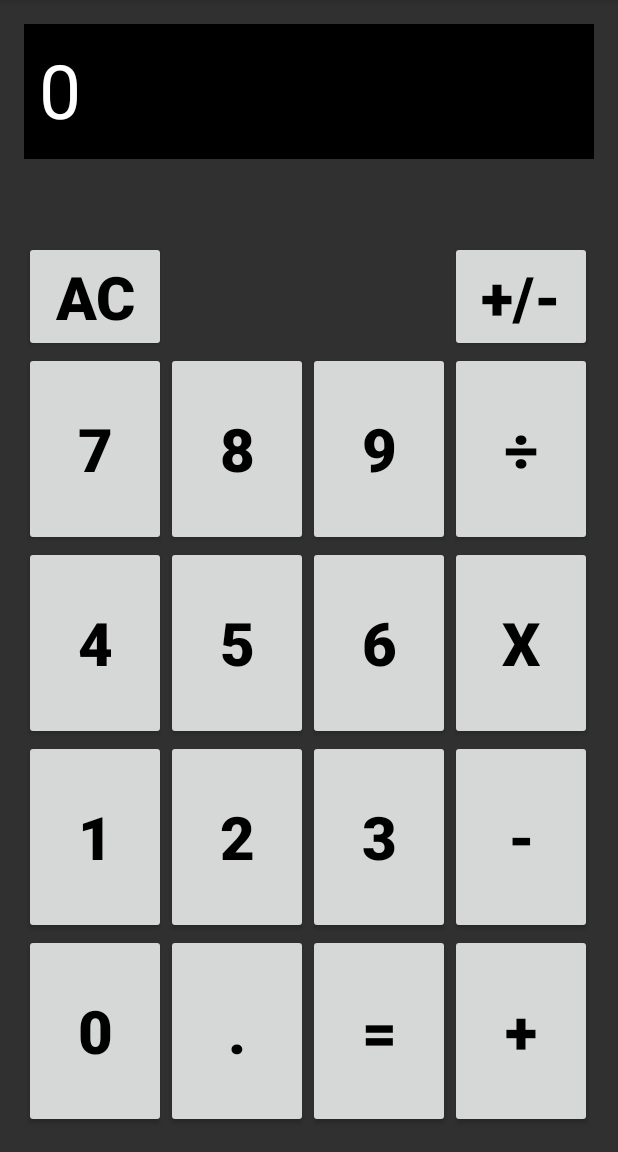
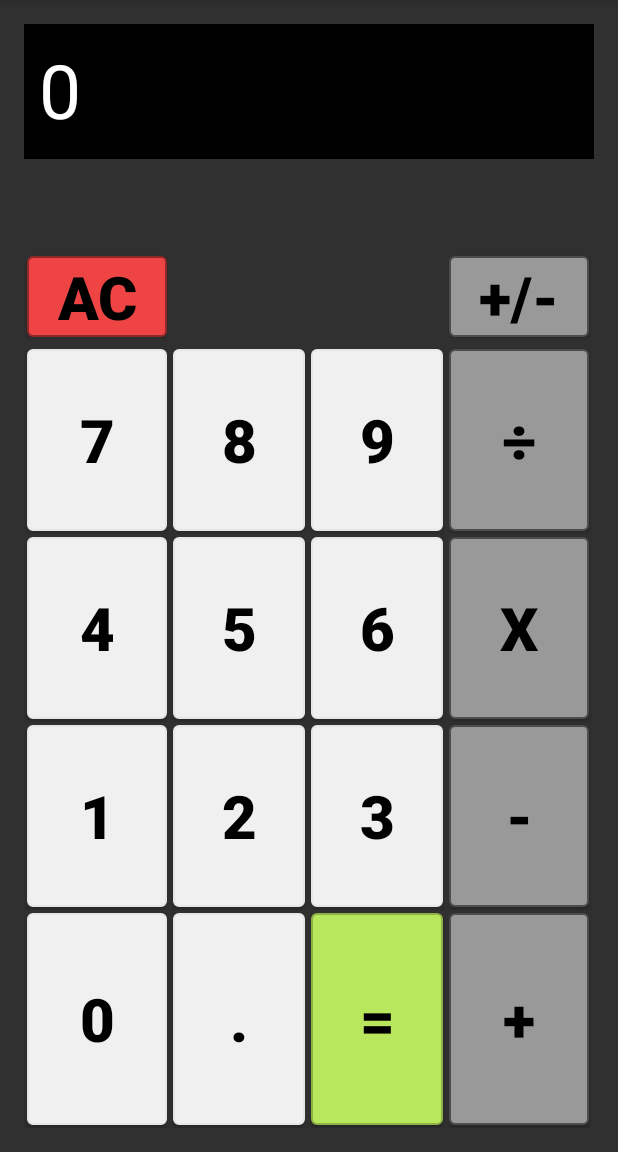
Before and after one commit to alexandergknoll/calc-pro, an Android app: the screen it shows after launch (MainActivity), on a phone screen of 412 x 824 dp, the part 84-1236 px from its top. Run offline under Robolectric (Android 15) with nearby library versions, the phone set to English and light mode, and no system bars.

Commit message:
update button styles for improved device compatibility
update button formatting

```diff
--- a/app/build.gradle
+++ b/app/build.gradle
@@ -8,8 +8,8 @@ android {
         applicationId "alexandergknoll.com.calcpro"
         minSdkVersion 14
         targetSdkVersion 22
-        versionCode 1
-        versionName "1.0"
+        versionCode 3
+        versionName "1.02"
     }
     buildTypes {
         release {
--- a/app/src/main/java/alexandergknoll/com/calcpro/MainActivity.java
+++ b/app/src/main/java/alexandergknoll/com/calcpro/MainActivity.java
@@ -34,7 +34,7 @@ public class MainActivity extends ActionBarActivity {
     public void calcPressNum (View v) {
         CharSequence firstVal = view.getText();
         CharSequence secondVal = ((Button)v).getText();
-        if (operatorPressed == true || (firstVal.toString().equals("0"))) {
+        if (operatorPressed || (firstVal.toString().equals("0"))) {
             view.setText(secondVal.toString());
             operatorPressed = false;
         } else if (!(secondVal.toString().equals("0") && (firstVal.toString().equals("0")))) {
@@ -45,7 +45,7 @@ public class MainActivity extends ActionBarActivity {
 
     public void calcPressDecimal (View v) {
         CharSequence currentVal = view.getText();
-        if (operatorPressed == true) {
+        if (operatorPressed) {
             view.setText("0.");
         } else if (!currentVal.toString().contains(".")) {
             view.setText(currentVal.toString().concat("."));
--- /dev/null
+++ b/app/src/main/res/drawable/gray_button.xml
@@ -0,0 +1,25 @@
+<?xml version="1.0" encoding="utf-8" ?>
+<selector xmlns:android="http://schemas.android.com/apk/res/android">
+    <item android:state_pressed="true" >
+        <shape>
+            <solid
+                android:color="#C2C2C2" />
+            <stroke
+                android:width="1dp"
+                android:color="#4D4D4D" />
+            <corners
+                android:radius="3dp" />
+        </shape>
+    </item>
+    <item>
+        <shape>
+            <solid
+                android:color="#999999" />
+            <stroke
+                android:width="1dp"
+                android:color="#4D4D4D" />
+            <corners
+                android:radius="3dp" />
+        </shape>
+    </item>
+</selector>
--- /dev/null
+++ b/app/src/main/res/drawable/green_button.xml
@@ -0,0 +1,35 @@
+<?xml version="1.0" encoding="utf-8" ?>
+<selector xmlns:android="http://schemas.android.com/apk/res/android">
+    <item android:state_pressed="true" >
+        <shape>
+            <solid
+                android:color="#E6FFB2" />
+            <stroke
+                android:width="1dp"
+                android:color="#8FB247" />
+            <corners
+                android:radius="3dp" />
+            <padding
+                android:left="10dp"
+                android:top="10dp"
+                android:right="10dp"
+                android:bottom="10dp" />
+        </shape>
+    </item>
+    <item>
+        <shape>
+            <solid
+                android:color="#B8E65C" />
+            <stroke
+                android:width="1dp"
+                android:color="#8FB247" />
+            <corners
+                android:radius="3dp" />
+            <padding
+                android:left="10dp"
+                android:top="10dp"
+                android:right="10dp"
+                android:bottom="10dp" />
+        </shape>
+    </item>
+</selector>
--- /dev/null
+++ b/app/src/main/res/drawable/red_button.xml
@@ -0,0 +1,25 @@
+<?xml version="1.0" encoding="utf-8" ?>
+<selector xmlns:android="http://schemas.android.com/apk/res/android">
+    <item android:state_pressed="true" >
+        <shape>
+            <solid
+                android:color="#F58F8F" />
+            <stroke
+                android:width="1dp"
+                android:color="#8F2929" />
+            <corners
+                android:radius="3dp" />
+        </shape>
+    </item>
+    <item>
+        <shape>
+            <solid
+                android:color="#ef4444" />
+            <stroke
+                android:width="1dp"
+                android:color="#8F2929" />
+            <corners
+                android:radius="3dp" />
+        </shape>
+    </item>
+</selector>
--- /dev/null
+++ b/app/src/main/res/drawable/white_button.xml
@@ -0,0 +1,25 @@
+<?xml version="1.0" encoding="utf-8" ?>
+<selector xmlns:android="http://schemas.android.com/apk/res/android">
+    <item android:state_pressed="true" >
+        <shape>
+            <solid
+                android:color="#FFFFFF" />
+            <stroke
+                android:width="1dp"
+                android:color="#E6E6E6" />
+            <corners
+                android:radius="3dp" />
+        </shape>
+    </item>
+    <item>
+        <shape>
+            <solid
+                android:color="#F0F0F0" />
+            <stroke
+                android:width="1dp"
+                android:color="#E6E6E6" />
+            <corners
+                android:radius="3dp" />
+        </shape>
+    </item>
+</selector>
--- a/app/src/main/res/layout/activity_main.xml
+++ b/app/src/main/res/layout/activity_main.xml
@@ -32,6 +32,8 @@
             android:layout_width="fill_parent">
 
             <Button
+                style="?android:attr/buttonStyleSmall"
+                android:background="@drawable/red_button"
                 android:layout_height="wrap_content"
                 android:layout_column="0"
                 android:text="@string/ac_button"
@@ -41,9 +43,12 @@
                 android:textColor="#ff000000"
                 android:textStyle="bold"
                 android:clickable="true"
-                android:onClick="calcPressAC" />
+                android:onClick="calcPressAC"
+                android:layout_margin="2dp" />
 
             <Button
+                style="?android:attr/buttonStyleSmall"
+                android:background="@drawable/gray_button"
                 android:layout_height="wrap_content"
                 android:layout_column="3"
                 android:text="@string/negate_button"
@@ -53,7 +58,8 @@
                 android:textColor="#ff000000"
                 android:textStyle="bold"
                 android:clickable="true"
-                android:onClick="calcPressNegate" />
+                android:onClick="calcPressNegate"
+                android:layout_margin="2dp" />
 
         </TableRow>
 
@@ -63,6 +69,8 @@
             android:layout_width="fill_parent">
 
             <Button
+                style="?android:attr/buttonStyleSmall"
+                android:background="@drawable/white_button"
                 android:id="@+id/calc7"
                 android:layout_height="match_parent"
                 android:layout_column="0"
@@ -72,9 +80,12 @@
                 android:textColor="#ff000000"
                 android:textStyle="bold"
                 android:clickable="true"
-                android:onClick="calcPressNum" />
+                android:onClick="calcPressNum"
+                android:layout_margin="2dp" />
 
             <Button
+                style="?android:attr/buttonStyleSmall"
+                android:background="@drawable/white_button"
                 android:id="@+id/calc8"
                 android:layout_height="match_parent"
                 android:layout_column="1"
@@ -84,9 +95,12 @@
                 android:textColor="#ff000000"
                 android:textStyle="bold"
                 android:clickable="true"
-                android:onClick="calcPressNum" />
+                android:onClick="calcPressNum"
+                android:layout_margin="2dp" />
 
             <Button
+                style="?android:attr/buttonStyleSmall"
+                android:background="@drawable/white_button"
                 android:id="@+id/calc9"
                 android:layout_height="match_parent"
                 android:layout_column="2"
@@ -96,9 +110,12 @@
                 android:textColor="#ff000000"
                 android:textStyle="bold"
                 android:clickable="true"
-                android:onClick="calcPressNum" />
+                android:onClick="calcPressNum"
+                android:layout_margin="2dp" />
 
             <Button
+                style="?android:attr/buttonStyleSmall"
+                android:background="@drawable/gray_button"
                 android:id="@+id/calcDivide"
                 android:layout_height="match_parent"
                 android:layout_column="3"
@@ -108,7 +125,8 @@
                 android:textColor="#ff000000"
                 android:textStyle="bold"
                 android:clickable="true"
-                android:onClick="calcPressOperator" />
+                android:onClick="calcPressOperator"
+                android:layout_margin="2dp" />
 
         </TableRow>
 
@@ -118,6 +136,8 @@
             android:layout_width="fill_parent">
 
             <Button
+                style="?android:attr/buttonStyleSmall"
+                android:background="@drawable/white_button"
                 android:id="@+id/calc4"
                 android:layout_height="match_parent"
                 android:layout_column="0"
@@ -127,9 +147,12 @@
                 android:textColor="#ff000000"
                 android:textStyle="bold"
                 android:clickable="true"
-                android:onClick="calcPressNum" />
+                android:onClick="calcPressNum"
+                android:layout_margin="2dp" />
 
             <Button
+                style="?android:attr/buttonStyleSmall"
+                android:background="@drawable/white_button"
                 android:id="@+id/calc5"
                 android:layout_height="match_parent"
                 android:layout_column="1"
@@ -139,9 +162,12 @@
                 android:textColor="#ff000000"
                 android:textStyle="bold"
                 android:clickable="true"
-                android:onClick="calcPressNum" />
+                android:onClick="calcPressNum"
+                android:layout_margin="2dp" />
 
             <Button
+                style="?android:attr/buttonStyleSmall"
+                android:background="@drawable/white_button"
                 android:id="@+id/calc6"
                 android:layout_height="match_parent"
                 android:layout_column="2"
@@ -151,9 +177,12 @@
                 android:textColor="#ff000000"
                 android:textStyle="bold"
                 android:clickable="true"
-                android:onClick="calcPressNum" />
+                android:onClick="calcPressNum"
+                android:layout_margin="2dp" />
 
             <Button
+                style="?android:attr/buttonStyleSmall"
+                android:background="@drawable/gray_button"
                 android:id="@+id/calcMultiply"
                 android:layout_height="match_parent"
                 android:layout_column="3"
@@ -163,7 +192,8 @@
                 android:textColor="#ff000000"
                 android:textStyle="bold"
                 android:clickable="true"
-                android:onClick="calcPressOperator" />
+                android:onClick="calcPressOperator"
+                android:layout_margin="2dp" />
 
         </TableRow>
 
@@ -173,6 +203,8 @@
             android:layout_width="fill_parent">
 
             <Button
+                style="?android:attr/buttonStyleSmall"
+                android:background="@drawable/white_button"
                 android:id="@+id/calc1"
                 android:layout_height="match_parent"
                 android:layout_column="0"
@@ -182,9 +214,12 @@
                 android:textColor="#ff000000"
                 android:textStyle="bold"
                 android:clickable="true"
-                android:onClick="calcPressNum" />
+                android:onClick="calcPressNum"
+                android:layout_margin="2dp" />
 
             <Button
+                style="?android:attr/buttonStyleSmall"
+                android:background="@drawable/white_button"
                 android:id="@+id/calc2"
                 android:layout_height="match_parent"
                 android:layout_column="1"
@@ -194,9 +229,12 @@
                 android:textColor="#ff000000"
                 android:textStyle="bold"
                 android:clickable="true"
-                android:onClick="calcPressNum" />
+                android:onClick="calcPressNum"
+                android:layout_margin="2dp" />
 
             <Button
+                style="?android:attr/buttonStyleSmall"
+                android:background="@drawable/white_button"
                 android:id="@+id/calc3"
                 android:layout_height="match_parent"
                 android:layout_column="2"
@@ -206,9 +244,12 @@
                 android:textColor="#ff000000"
                 android:textStyle="bold"
                 android:clickable="true"
-                android:onClick="calcPressNum" />
+                android:onClick="calcPressNum"
+                android:layout_margin="2dp" />
 
             <Button
+                style="?android:attr/buttonStyleSmall"
+                android:background="@drawable/gray_button"
                 android:id="@+id/calcSubtract"
                 android:layout_height="match_parent"
                 android:layout_column="3"
@@ -218,7 +259,8 @@
                 android:textColor="#ff000000"
                 android:textStyle="bold"
                 android:clickable="true"
-                android:onClick="calcPressOperator" />
+                android:onClick="calcPressOperator"
+                android:layout_margin="2dp" />
 
         </TableRow>
 
@@ -228,6 +270,8 @@
             android:layout_width="fill_parent">
 
             <Button
+                style="?android:attr/buttonStyleSmall"
+                android:background="@drawable/white_button"
                 android:id="@+id/calc0"
                 android:layout_height="match_parent"
                 android:layout_column="0"
@@ -237,9 +281,12 @@
                 android:textColor="#ff000000"
                 android:textStyle="bold"
                 android:clickable="true"
-                android:onClick="calcPressNum" />
+                android:onClick="calcPressNum"
+                android:layout_margin="2dp" />
 
             <Button
+                style="?android:attr/buttonStyleSmall"
+                android:background="@drawable/white_button"
                 android:id="@+id/calcDecimal"
                 android:layout_height="match_parent"
                 android:layout_column="1"
@@ -249,9 +296,12 @@
                 android:textColor="#ff000000"
                 android:textStyle="bold"
                 android:clickable="true"
-                android:onClick="calcPressDecimal" />
+                android:onClick="calcPressDecimal"
+                android:layout_margin="2dp" />
 
             <Button
+                style="?android:attr/buttonStyleSmall"
+                android:background="@drawable/green_button"
                 android:id="@+id/calcEquals"
                 android:layout_height="match_parent"
                 android:layout_column="2"
@@ -261,9 +311,12 @@
                 android:textColor="#ff000000"
                 android:textStyle="bold"
                 android:clickable="true"
-                android:onClick="calcPressOperator" />
+                android:onClick="calcPressOperator"
+                android:layout_margin="2dp" />
 
             <Button
+                style="?android:attr/buttonStyleSmall"
+                android:background="@drawable/gray_button"
                 android:id="@+id/calcPlus"
                 android:layout_height="match_parent"
                 android:layout_column="3"
@@ -273,7 +326,8 @@
                 android:textColor="#ff000000"
                 android:textStyle="bold"
                 android:clickable="true"
-                android:onClick="calcPressOperator" />
+                android:onClick="calcPressOperator"
+                android:layout_margin="2dp" />
 
         </TableRow>
 
```
